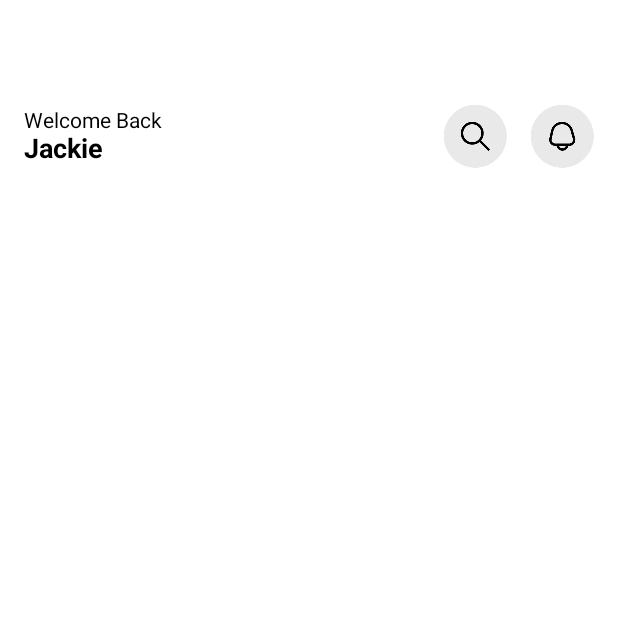
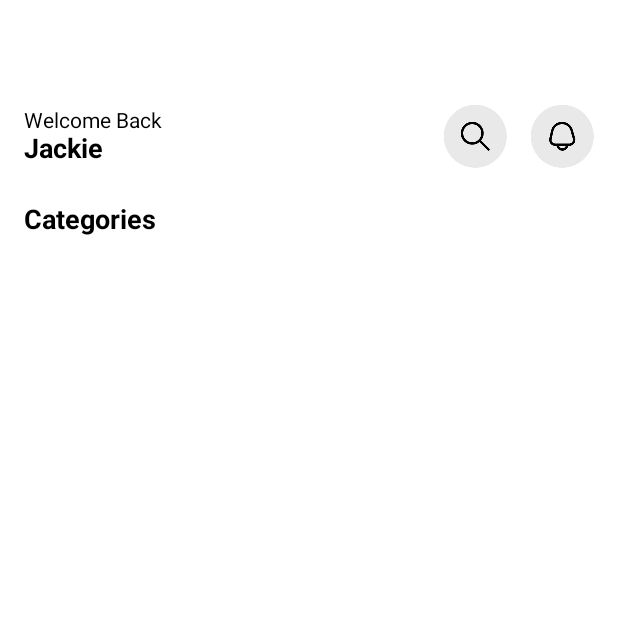
Before and after one commit to Casper2000PL/OnlineShopApp, an Android app built with Jetpack Compose: the MainActivity screen opened directly, with no data from a screen before it, on a phone screen of 412 x 824 dp, the top half of it. Run offline under Robolectric (Android 15) with nearby library versions, the phone set to English and light mode, and no system bars; our stand-ins replace Firebase (no records; nobody signed in at launch, a user with empty details on screens opened directly), constraintlayout-compose.

Commit message:
6. Category Dashboard

```diff
--- a/app/src/main/java/com/casper/onlineshopapp/Activity/Dashboard/MainActivity.kt
+++ b/app/src/main/java/com/casper/onlineshopapp/Activity/Dashboard/MainActivity.kt
@@ -12,6 +12,7 @@ import androidx.compose.foundation.layout.Column
 import androidx.compose.foundation.layout.Row
 import androidx.compose.foundation.layout.Spacer
 import androidx.compose.foundation.layout.fillMaxSize
+import androidx.compose.foundation.layout.fillMaxWidth
 import androidx.compose.foundation.layout.height
 import androidx.compose.foundation.layout.padding
 import androidx.compose.foundation.layout.width
@@ -36,6 +37,7 @@ import androidx.compose.ui.unit.dp
 import androidx.compose.ui.unit.sp
 import androidx.constraintlayout.compose.ConstraintLayout
 import com.casper.onlineshopapp.Activity.BaseActivity
+import com.casper.onlineshopapp.Domain.CategoryModel
 import com.casper.onlineshopapp.Domain.SliderModel
 import com.casper.onlineshopapp.R
 import com.casper.onlineshopapp.ViewModel.MainViewModel
@@ -56,8 +58,10 @@ fun DashboardScreen() {
     val viewModel = MainViewModel()
 
     val banners = remember { mutableStateListOf<SliderModel>() }
+    val categories = remember { mutableStateListOf<CategoryModel>() }
 
     var showBannerLoading by remember{ mutableStateOf(true) }
+    var showCategoryLoading by remember{ mutableStateOf(true) }
 
     // banner
     LaunchedEffect(Unit) {
@@ -65,6 +69,15 @@ fun DashboardScreen() {
             banners.clear()
             banners.addAll(it)
             showBannerLoading = false
+        }
+    }
+
+    // category
+    LaunchedEffect(Unit) {
+        viewModel.loadCategory().observeForever {
+            categories.clear()
+            categories.addAll(it)
+            showCategoryLoading = false
         }
     }
 
@@ -129,6 +142,37 @@ fun DashboardScreen() {
                     Banners(banners)
                 }
             }
+
+            // Categories
+            item {
+                Text(
+                    text = "Categories",
+                    color = Color.Black,
+                    fontSize = 18.sp,
+                    fontWeight = FontWeight.Bold,
+                    modifier = Modifier
+                        .fillMaxWidth()
+                        .padding(top = 24.dp)
+                        .padding(horizontal = 16.dp)
+                )
+            }
+
+            item {
+                if (showCategoryLoading) {
+                    Box(
+                        modifier = Modifier
+                            .fillMaxWidth()
+                            .height(50.dp),
+                        contentAlignment = Alignment.Center
+                    ) {
+                        CircularProgressIndicator()
+                    }
+                } else {
+                    CategoryList(categories)
+                }
+            }
+
+
         }
     }
 }
--- a/app/src/main/java/com/casper/onlineshopapp/Repository/MainRepository.kt
+++ b/app/src/main/java/com/casper/onlineshopapp/Repository/MainRepository.kt
@@ -2,6 +2,7 @@ package com.casper.onlineshopapp.Repository
 
 import androidx.lifecycle.LiveData
 import androidx.lifecycle.MutableLiveData
+import com.casper.onlineshopapp.Domain.CategoryModel
 import com.casper.onlineshopapp.Domain.SliderModel
 import com.google.firebase.database.DataSnapshot
 import com.google.firebase.database.DatabaseError
@@ -32,4 +33,26 @@ class MainRepository {
 
         return listData
     }
+
+    fun loadCategory():LiveData<MutableList<CategoryModel>>{
+        val listData = MutableLiveData<MutableList<CategoryModel>>()
+        val ref = firebaseDatabase.getReference("Category")
+
+        ref.addValueEventListener(object : ValueEventListener {
+            override fun onDataChange(snapshot: DataSnapshot) {
+                val lists = mutableListOf<CategoryModel>()
+                for (childSnapshot in snapshot.children) {
+                    val item = childSnapshot.getValue(CategoryModel::class.java)
+                    item?.let { lists.add(it) }
+                }
+                listData.value = lists
+            }
+
+            override fun onCancelled(error: DatabaseError) {
+                TODO("Not yet implemented")
+            }
+        })
+
+        return listData
+    }
 }
--- a/app/src/main/java/com/casper/onlineshopapp/ViewModel/MainViewModel.kt
+++ b/app/src/main/java/com/casper/onlineshopapp/ViewModel/MainViewModel.kt
@@ -2,6 +2,7 @@ package com.casper.onlineshopapp.ViewModel
 
 import androidx.lifecycle.LiveData
 import androidx.lifecycle.ViewModel
+import com.casper.onlineshopapp.Domain.CategoryModel
 import com.casper.onlineshopapp.Domain.SliderModel
 import com.casper.onlineshopapp.Repository.MainRepository
 
@@ -11,4 +12,8 @@ class MainViewModel(): ViewModel() {
     fun loadBanner():LiveData<MutableList<SliderModel>> {
         return repository.loadBanner()
     }
+
+    fun loadCategory():LiveData<MutableList<CategoryModel>> {
+        return repository.loadCategory()
+    }
 }
```
Also changed, not shown: app/src/main/java/com/casper/onlineshopapp/Activity/Dashboard/CategoryList.kt (added, +104 -0 lines), app/src/main/java/com/casper/onlineshopapp/Domain/CategoryModel.kt (added, +7 -0 lines).
